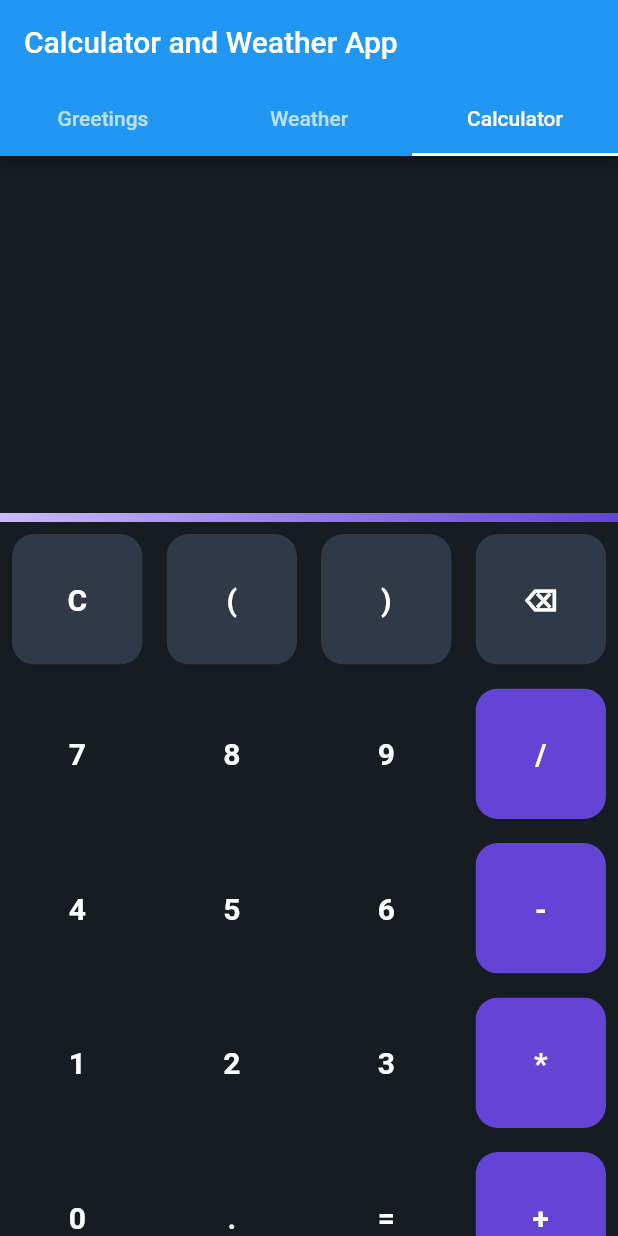
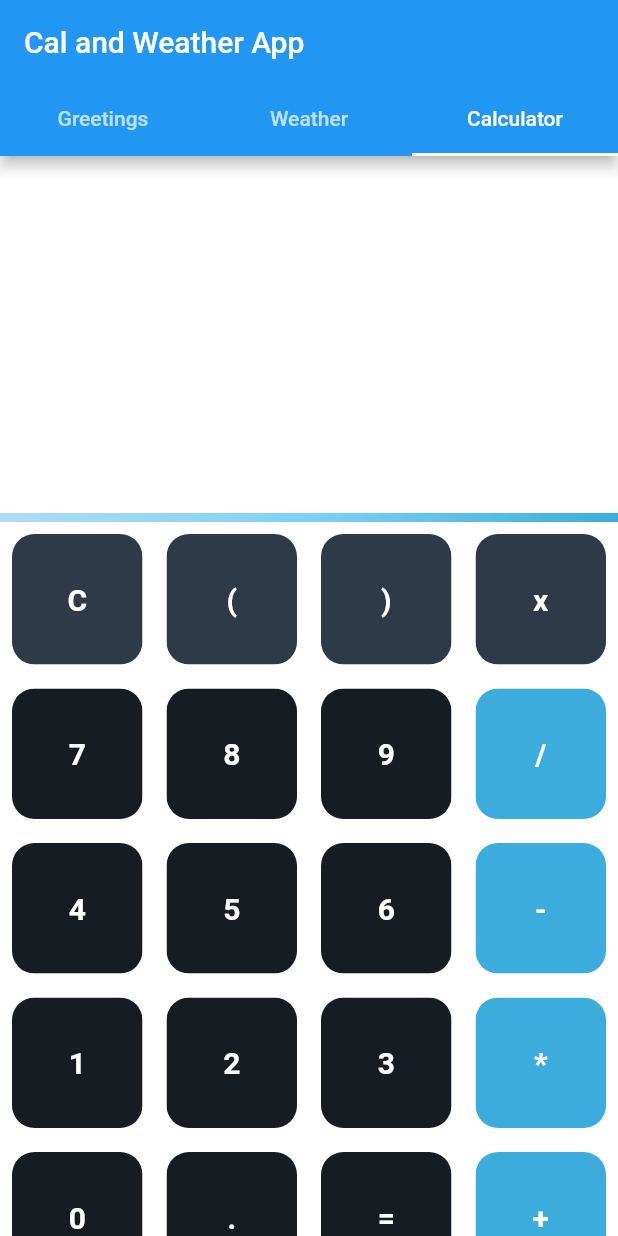
Before and after one commit to LakmaliPalihakkara/MDEV1005_Assignment4, a Flutter app: the screen it shows after launch, tab 3 chosen, on a phone screen of 412 x 824 dp. Run offline on Flutter 3.47's test engine with Material 2 defaults, Android fonts, the phone set to English and light mode, and no system bars; our stand-ins replace math_expressions.

Commit message:
Calculator changes

```diff
--- a/lib/CalButton.dart
+++ b/lib/Cal/CalButton.dart
@@ -14,18 +14,17 @@ class CalButton extends StatelessWidget {
     return GestureDetector(
         onTap: buttonTapped,
         child: Padding(
-
           padding: EdgeInsets.all(8.0),
           child:  ClipRRect(
             borderRadius: BorderRadius.circular(15.0),
             child: Container(
-              color: color,
+              color: color, //Background color
               child: Center(
                 child: Text(
                   btnText,
                   style: TextStyle(
-                      color: Colors.white,
-                      fontSize: 20,
+                      color: Colors.white, //Font color
+                      fontSize: 20, //Font size
                       fontWeight: FontWeight.bold
                   ),
                 ),
--- a/lib/Calculator.dart
+++ b/lib/Cal/Calculator.dart
@@ -1,7 +1,7 @@
 import 'package:flutter/material.dart';
 import 'package:math_expressions/math_expressions.dart';
 import 'CalButton.dart';
- import '../helpers/Divider.dart';
+ import '../../Cal/Divider.dart';
 
 class Calculator extends StatefulWidget {
   const Calculator({Key? key}) : super(key: key);
@@ -11,13 +11,13 @@ class Calculator extends StatefulWidget {
 }
 
 class _Home extends State<Calculator> {
-  var userQuestion = '';
-  var userAnswer = '';
+  var numbers = ''; // Get enter numbers
+  var result = ''; // Get result
   final List<String> button = [
     'C',
     '(',
     ')',
-    '⌫',
+    'x',
     '7',
     '8',
     '9',
@@ -40,23 +40,23 @@ class _Home extends State<Calculator> {
   Widget build(BuildContext context) {
     return SafeArea(
       child: Scaffold(
-        backgroundColor: Color(0xff171C22),
+        backgroundColor: Color(0xffffffff),
         body: Column(
           children: [
             Expanded(
 
               child: Column(
                 children: [
-                  SizedBox(height: 50.0,),
+                  SizedBox(height: 20.0,),
                   Container(
                     alignment: Alignment.centerRight,
                     padding: EdgeInsets.all(20),
                     child: Text(
-                      userQuestion,
+                      numbers, // Set numbers to text
                       textAlign: TextAlign.left,
                       style: TextStyle(
                         fontSize: 40.0,
-                        color: Colors.white70,
+                        color: Color(0xff2E3A48),
                         fontWeight: FontWeight.w600,
                       ),
                     ),
@@ -65,11 +65,11 @@ class _Home extends State<Calculator> {
                     alignment: Alignment.centerRight,
                     padding: EdgeInsets.all(20),
                     child: Text(
-                      userAnswer,
+                      result, // Set result to text
                       textAlign: TextAlign.right,
                       style: TextStyle(
                         fontSize: 40.0,
-                        color: Colors.white,
+                        color: Color(0xff2E3A48),
                         fontWeight: FontWeight.bold,
                       ),
                     ),
@@ -78,7 +78,7 @@ class _Home extends State<Calculator> {
               ),
             ),
 
-           const GradientDivider(),
+           const Line(), //Set divider
             Expanded(
               flex: 2,
               child: GridView.builder(
@@ -91,8 +91,8 @@ class _Home extends State<Calculator> {
                         btnText: button[index],
                         buttonTapped: () {
                           setState(() {
-                            userQuestion = '';
-                            userAnswer = '';
+                            numbers = '';
+                            result = '';
                           });
                         },
                         color: Color(0xff2E3A48));
@@ -111,8 +111,8 @@ class _Home extends State<Calculator> {
                         btnText: button[index],
                         buttonTapped: () {
                           setState(() {
-                            userQuestion = userQuestion.substring(
-                                0, userQuestion.length - 1);
+                            numbers = numbers.substring(
+                                0, numbers.length - 1);//Get one number at a time
                           });
                         },
                         color: Color(0xff2E3A48));
@@ -121,7 +121,7 @@ class _Home extends State<Calculator> {
                         btnText: button[index],
                         buttonTapped: () {
                           setState(() {
-                            userQuestion += button[index];
+                            numbers += button[index];
                           });
                         },
                         color: Color(0xff2E3A48));
@@ -130,11 +130,11 @@ class _Home extends State<Calculator> {
                       btnText: button[index],
                       buttonTapped: () {
                         setState(() {
-                          userQuestion += button[index];
+                          numbers += button[index]; //Entered numbers store in numbers varible
                         });
                       },
-                      color: isOperator(button[index])
-                          ? Color(0xff6344D4)
+                      color: isOperator(button[index]) // If buttons are operators, set blue background. If not set black background to numbers
+                          ? Color(0xff3bacdc)
                           : Color(0xff171C22),
                     );
                   }
@@ -147,6 +147,7 @@ class _Home extends State<Calculator> {
     );
   }
 
+  // Return the result according to operator
   bool isOperator(String x) {
     if (x == '-' || x == '+' || x == '*' || x == '/') {
       return true;
@@ -154,14 +155,16 @@ class _Home extends State<Calculator> {
       return false;
     }
   }
+
+  // Get the final result after the calculation
   void equalPressed() {
-    String finalQuestion = userQuestion;
+    String finalNumbers = numbers;
     try{
       Parser p = Parser();
-      Expression exp = p.parse(finalQuestion);
-      ContextModel cm = ContextModel();
-      double eval = exp.evaluate(EvaluationType.REAL, cm);
-      userAnswer = eval.toString();
+      Expression exp = p.parse(finalNumbers);
+      ContextModel contextModel = ContextModel();
+      double eval = exp.evaluate(EvaluationType.REAL, contextModel);
+      result = eval.toString();
     }catch(e){
       print(e);
     }
--- a/lib/helpers/Divider.dart
+++ b/lib/Cal/Divider.dart
@@ -1,8 +1,8 @@
 import 'package:flutter/material.dart';
 
 
-class GradientDivider extends StatelessWidget {
-  const GradientDivider({Key? key}) : super(key: key);
+class Line extends StatelessWidget {
+  const Line({Key? key}) : super(key: key);
 
   @override
   Widget build(BuildContext context) {
@@ -13,9 +13,9 @@ class GradientDivider extends StatelessWidget {
         begin: Alignment.bottomLeft,
         end: Alignment.topRight,
         colors: [
-          Color(0xffC9BAFF),
-          Color(0xff937CE6),
-          Color(0xff6344D4),
+          Color(0xffadddf3),
+          Color(0xff7dd1f5),
+          Color(0xff3bacdc),
         ],
       ) ),
     );
--- a/lib/main.dart
+++ b/lib/main.dart
@@ -1,4 +1,4 @@
-import 'package:assignment4/Calculator.dart';
+import 'package:assignment4/Cal/Calculator.dart';
 import 'package:assignment4/weather_display.dart';
 import 'package:flutter/material.dart';
 
@@ -10,7 +10,7 @@ void main() {
 class MyApp extends StatelessWidget {
   const MyApp({super.key});
 
-  static const String _title = 'Calculator and Weather App';
+  static const String _title = 'Cal and Weather App';
 
   @override
   Widget build(BuildContext context) {
@@ -43,7 +43,7 @@ class _MyStatefulWidgetState extends State<MyStatefulWidget>
   Widget build(BuildContext context) {
     return Scaffold(
       appBar: AppBar(
-        title: const Text('Calculator and Weather App'),
+        title: const Text('Cal and Weather App'),
         bottom: TabBar(
           controller: _tabController,
           tabs: const <Widget>[
```
Also changed, not shown: lib/helpers/Animations.dart (deleted, +0 -55 lines).
